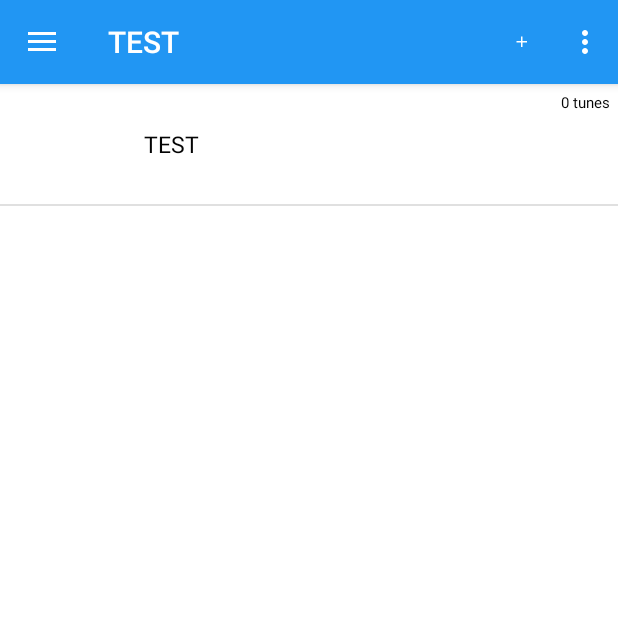
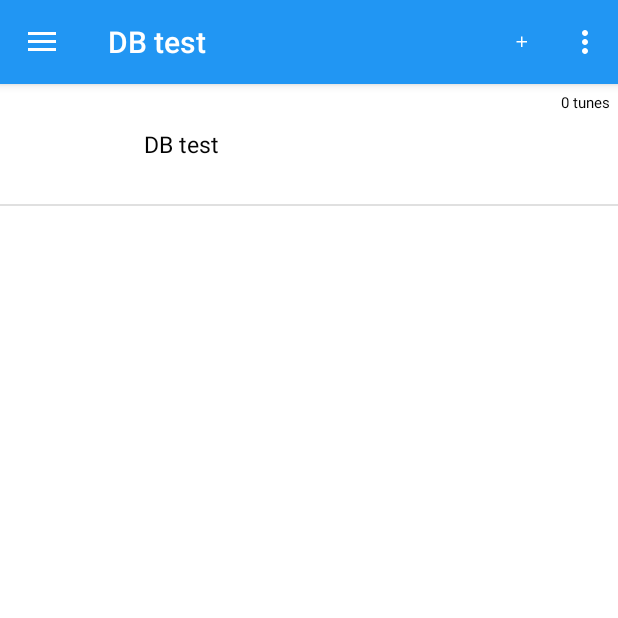
Before and after one commit to dannybit/TuneFlow, an Android app: the screen it shows after launch (MainActivity), after a tap on "Menu closed", on a phone screen of 412 x 824 dp, the top half of it. Run offline under Robolectric (Android 15) with nearby library versions, the phone set to English and light mode, and no system bars; our stand-ins replace Picasso; libraries missing offline, so code that uses them is left out: com.loopj.android; pictures from the network do not load; 3 other taps on this screen came first.

Commit message:
Playlists and songs are now stored and retrieved from the local database

```diff
--- a/app/src/main/java/com/dannybit/tuneflow/MainActivity.java
+++ b/app/src/main/java/com/dannybit/tuneflow/MainActivity.java
@@ -49,7 +49,11 @@
         initToolbar();
         setupDrawer();
         setupFragment();
-        dbHelper = new DatabaseHelper(getApplicationContext());
+        dbHelper = DatabaseHelper.getInstance(this);
+
+        Playlist playlist = new Playlist("DB test");
+        dbHelper.createPlaylist(playlist);
+
     }
 
     private void initToolbar(){
--- a/app/src/main/java/com/dannybit/tuneflow/database/DatabaseHelper.java
+++ b/app/src/main/java/com/dannybit/tuneflow/database/DatabaseHelper.java
@@ -5,6 +5,7 @@
 import android.database.Cursor;
 import android.database.sqlite.SQLiteDatabase;
 import android.database.sqlite.SQLiteOpenHelper;
+import android.util.Log;
 
 import com.dannybit.tuneflow.models.Playlist;
 import com.dannybit.tuneflow.models.Song;
@@ -20,6 +21,8 @@
  * Created by danielnamdar on 7/11/15.
  */
 public class DatabaseHelper extends SQLiteOpenHelper {
+
+    private static DatabaseHelper dbInstance;
 
     // Database Version
     private static final int DATABASE_VERSION = 2;
@@ -63,7 +66,19 @@
             + KEY_CREATED_AT + " DATETIME " + ")";
 
 
-    public DatabaseHelper(Context context){
+    public static synchronized DatabaseHelper getInstance(Context context) {
+
+        // Use the application context, which will ensure that you
+        // don't accidentally leak an Activity's context.
+        // See this article for more information: http://bit.ly/6LRzfx
+        if (dbInstance == null) {
+            dbInstance = new DatabaseHelper(context.getApplicationContext());
+        }
+        return dbInstance;
+    }
+
+
+    private DatabaseHelper(Context context){
         super(context, DATABASE_NAME, null, DATABASE_VERSION);
     }
 
@@ -202,10 +217,13 @@
             do {
                 Playlist playlist = new Playlist();
                 playlist.setId(c.getInt(c.getColumnIndex(KEY_ID)));
-                playlist.setName(c.getString(c.getColumnIndex(KEY_SONG_NAME)));
+                playlist.setName(c.getString(c.getColumnIndex(KEY_PLAYLIST_NAME)));
+                playlist.setSongs((ArrayList) getAllSongsInPlaylist(playlist.getId()));
                 playlists.add(playlist);
             } while (c.moveToNext());
         }
+
+
         return playlists;
     }
 
@@ -213,9 +231,12 @@
     public List<Song> getAllSongsInPlaylist(long playlist_id){
         List<Song> songs = new ArrayList<>();
         String selectQuery = "SELECT * FROM " +  TABLE_SONG + " ts, "
-                + TABLE_PLAYLIST + " tp, " + TABLE_PLAYLIST + " tsp WHERE tsp."
-                + KEY_PLAYLIST_ID + " = " + playlist_id + " AND ts." + KEY_ID + " = "
-                + "tsp." + KEY_SONG_ID;
+                + TABLE_PLAYLIST + " tp, " + TABLE_PLAYLIST_SONG + " tsp WHERE tp."
+                + KEY_ID + " = " + playlist_id + " AND tp." + KEY_ID + " = "
+                + "tsp." + KEY_PLAYLIST_ID + " AND ts."  + KEY_ID + " = " + "tsp." + KEY_SONG_ID;
+
+
+        Log.v("HELLO", selectQuery);
 
         SQLiteDatabase db = this.getReadableDatabase();
         Cursor c = db.rawQuery(selectQuery, null);
--- a/app/src/main/java/com/dannybit/tuneflow/fragments/PlaylistListFragment.java
+++ b/app/src/main/java/com/dannybit/tuneflow/fragments/PlaylistListFragment.java
@@ -9,9 +9,11 @@
 import android.widget.ListView;
 
 import com.dannybit.tuneflow.R;
+import com.dannybit.tuneflow.database.DatabaseHelper;
 import com.dannybit.tuneflow.models.Playlist;
 import com.dannybit.tuneflow.views.adapters.PlaylistAdapter;
 
+import java.util.List;
 
 
 public class PlaylistListFragment extends ListFragment {
@@ -19,6 +21,7 @@
 
     private PlaylistAdapter adapter;
     private OnPlaylistSelectedListener callback;
+    private DatabaseHelper dbHelper;
 
 
     public interface OnPlaylistSelectedListener {
@@ -33,8 +36,11 @@
         super.onCreate(savedInstanceState);
         setHasOptionsMenu(true);
         adapter = new PlaylistAdapter(getActivity());
-        Playlist playlist = new Playlist("TEST");
-        adapter.add(playlist);
+        dbHelper = DatabaseHelper.getInstance(getActivity());
+        List<Playlist> playlists = dbHelper.getAllPlaylist();
+        for (int i = 0; i < playlists.size(); i++){
+            adapter.add(playlists.get(i));
+        }
         setListAdapter(adapter);
     }
 
--- a/app/src/main/java/com/dannybit/tuneflow/models/Playlist.java
+++ b/app/src/main/java/com/dannybit/tuneflow/models/Playlist.java
@@ -43,6 +43,8 @@
         return name;
     }
 
+    public void setSongs(ArrayList<Song> songs){ this.songs = songs;}
+
     public ArrayList<Song> getSongs() {
         return songs;
     }
--- a/app/src/main/java/com/dannybit/tuneflow/views/adapters/SearchSoundcloudAdapter.java
+++ b/app/src/main/java/com/dannybit/tuneflow/views/adapters/SearchSoundcloudAdapter.java
@@ -58,8 +58,6 @@
         notifyDataSetChanged();
     }
 
-
-
     @Override
     public View getView(int position, View convertView, ViewGroup parent) {
         View view = convertView;
```
